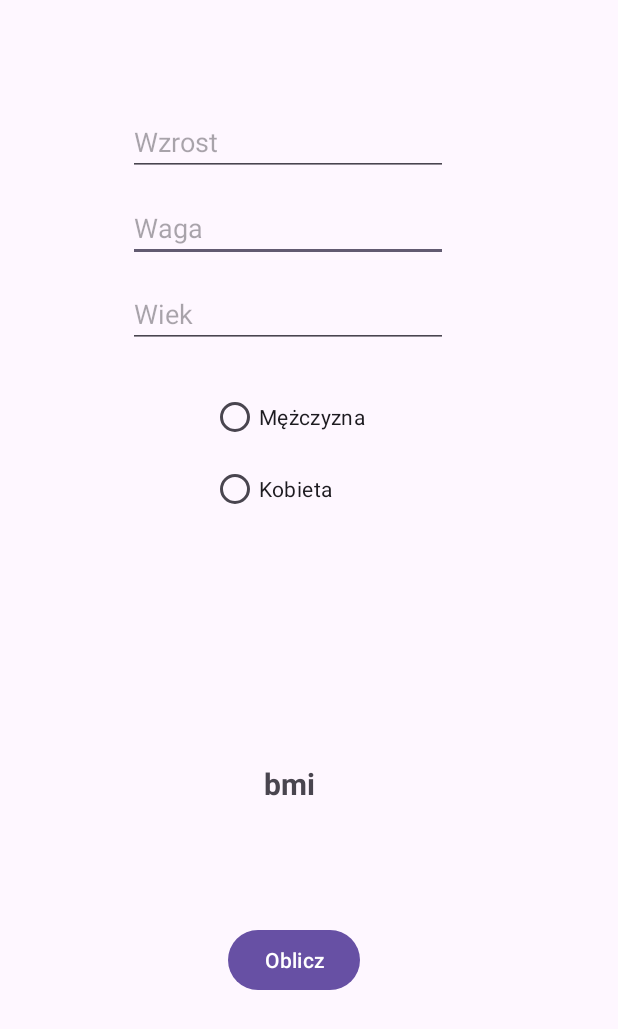
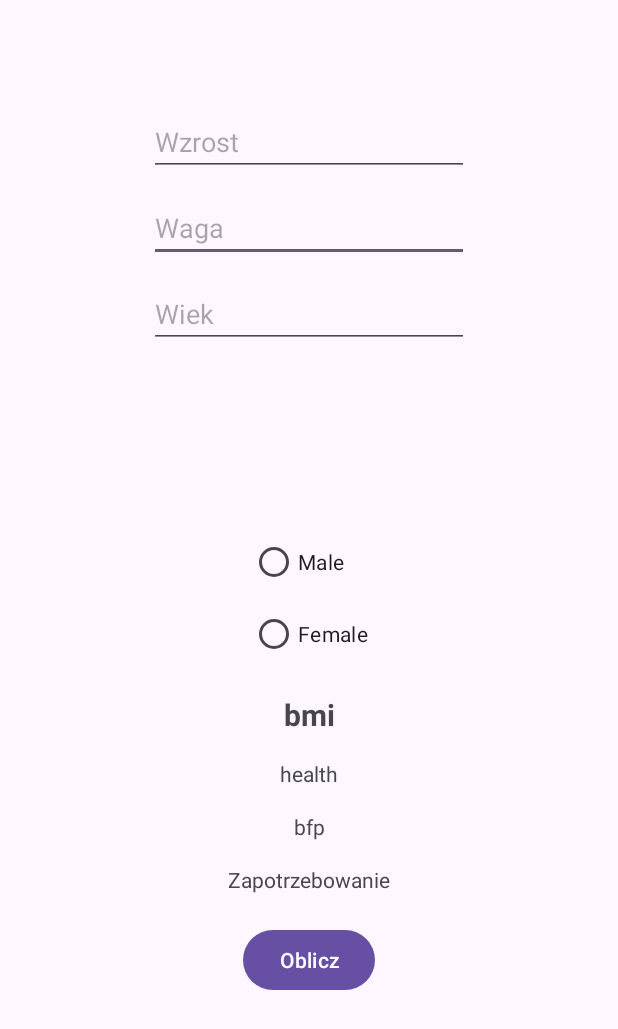
Before and after one commit to Skrobson1/bmiApp, an Android app: the screen it shows after launch (MainActivity), on a phone screen of 412 x 824 dp. Shown: the top 1029 px of the screen. Run offline under Robolectric (Android 15) with nearby library versions, the phone set to English and light mode, and no system bars.

Commit message:
Initial commit

```diff
--- a/app/src/main/res/layout/activity_main.xml
+++ b/app/src/main/res/layout/activity_main.xml
@@ -14,18 +14,19 @@
         android:ems="10"
         android:hint="Waga"
         android:inputType="text"
-        app:layout_constraintStart_toStartOf="@+id/height_input"
+        app:layout_constraintEnd_toEndOf="parent"
+        app:layout_constraintStart_toStartOf="parent"
         app:layout_constraintTop_toBottomOf="@+id/height_input" />
 
     <EditText
         android:id="@+id/height_input"
         android:layout_width="wrap_content"
         android:layout_height="wrap_content"
-        android:layout_marginStart="85dp"
         android:layout_marginTop="72dp"
         android:ems="10"
         android:hint="Wzrost"
         android:inputType="text"
+        app:layout_constraintEnd_toEndOf="parent"
         app:layout_constraintStart_toStartOf="parent"
         app:layout_constraintTop_toTopOf="parent" />
 
@@ -33,22 +34,22 @@
         android:id="@+id/bmi_txt"
         android:layout_width="wrap_content"
         android:layout_height="wrap_content"
-        android:layout_marginStart="24dp"
-        android:layout_marginBottom="80dp"
+        android:layout_marginBottom="16dp"
         android:text="bmi"
         android:textSize="20sp"
         android:textStyle="bold"
-        app:layout_constraintBottom_toTopOf="@+id/calculate_btn"
-        app:layout_constraintStart_toStartOf="@+id/calculate_btn" />
+        app:layout_constraintBottom_toTopOf="@+id/bmi_category_txt"
+        app:layout_constraintEnd_toEndOf="parent"
+        app:layout_constraintStart_toStartOf="parent" />
 
     <Button
         android:id="@+id/calculate_btn"
         android:layout_width="wrap_content"
         android:layout_height="wrap_content"
-        android:layout_marginStart="152dp"
         android:layout_marginBottom="160dp"
         android:text="Oblicz"
         app:layout_constraintBottom_toBottomOf="parent"
+        app:layout_constraintEnd_toEndOf="parent"
         app:layout_constraintStart_toStartOf="parent" />
 
     <EditText
@@ -59,31 +60,60 @@
         android:ems="10"
         android:hint="Wiek"
         android:inputType="text"
-        app:layout_constraintStart_toStartOf="@+id/weight_input"
+        app:layout_constraintEnd_toEndOf="parent"
+        app:layout_constraintStart_toStartOf="parent"
         app:layout_constraintTop_toBottomOf="@+id/weight_input" />
 
     <RadioGroup
         android:id="@+id/sex_input"
         android:layout_width="wrap_content"
         android:layout_height="wrap_content"
-        android:layout_marginStart="120dp"
-        android:layout_marginTop="22dp"
-        android:layout_marginEnd="35dp"
-        app:layout_constraintEnd_toEndOf="@+id/age_input"
-        app:layout_constraintStart_toStartOf="parent"
-        app:layout_constraintTop_toBottomOf="@+id/age_input">
+        android:layout_marginBottom="16dp"
+        app:layout_constraintBottom_toTopOf="@+id/bmi_txt"
+        app:layout_constraintEnd_toEndOf="parent"
+        app:layout_constraintStart_toStartOf="parent">
 
         <RadioButton
             android:id="@+id/male"
             android:layout_width="match_parent"
             android:layout_height="wrap_content"
-            android:text="Mężczyzna" />
+            android:text="Male" />
 
         <RadioButton
             android:id="@+id/female"
             android:layout_width="match_parent"
             android:layout_height="wrap_content"
-            android:text="Kobieta" />
+            android:text="Female" />
     </RadioGroup>
 
+    <TextView
+        android:id="@+id/bmi_category_txt"
+        android:layout_width="wrap_content"
+        android:layout_height="wrap_content"
+        android:layout_marginBottom="16dp"
+        android:text="health"
+        app:layout_constraintBottom_toTopOf="@+id/bfp_txt"
+        app:layout_constraintEnd_toEndOf="parent"
+        app:layout_constraintStart_toStartOf="parent" />
+
+    <TextView
+        android:id="@+id/bfp_txt"
+        android:layout_width="wrap_content"
+        android:layout_height="wrap_content"
+        android:layout_marginBottom="16dp"
+        android:text="bfp"
+        app:layout_constraintBottom_toTopOf="@+id/calories_txt"
+        app:layout_constraintEnd_toEndOf="parent"
+        app:layout_constraintStart_toStartOf="parent" />
+
+    <TextView
+        android:id="@+id/calories_txt"
+        android:layout_width="wrap_content"
+        android:layout_height="wrap_content"
+        android:layout_marginBottom="20dp"
+        android:text="Zapotrzebowanie"
+        app:layout_constraintBottom_toTopOf="@+id/calculate_btn"
+        app:layout_constraintEnd_toEndOf="parent"
+        app:layout_constraintStart_toStartOf="parent" />
+
 </androidx.constraintlayout.widget.ConstraintLayout>
```
Also changed, not shown: app/src/main/java/com/example/bmiapp/MainActivity.java (+46 -14 lines).
